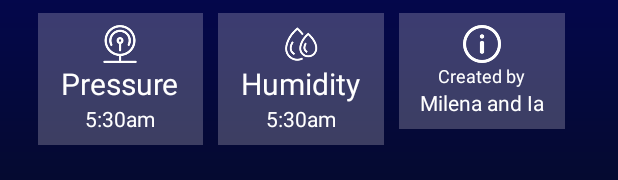
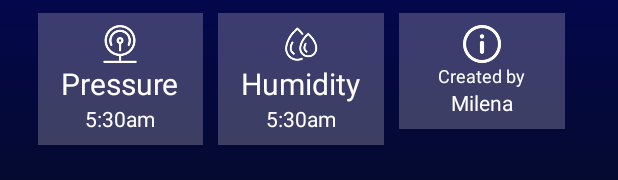
Before and after one commit to milena125/MyApp1, an Android app: the layout activity_main.xml on its own in the app's theme, with its tools: preview values and no code run, on a phone screen of 412 x 824 dp. Shown: the part 1053-1233 px from the top of the screen. Run offline under Robolectric (Android 15) with nearby library versions, the phone set to English and light mode, and no system bars.

Commit message:
Initial Commit

```diff
--- a/app/src/main/res/layout/activity_main.xml
+++ b/app/src/main/res/layout/activity_main.xml
@@ -4,6 +4,7 @@
     xmlns:tools="http://schemas.android.com/tools"
     android:layout_width="match_parent"
     android:layout_height="match_parent"
+
     android:orientation="vertical"
     android:padding="25dp"
     android:background="@drawable/gradient_bg"
@@ -332,7 +333,7 @@
                    <TextView
                        android:id="@+id/info"
                        android:textSize="14sp"
-                       android:text="Milena and Ia"
+                       android:text="Milena"
                        android:layout_width="wrap_content"
                        android:layout_height="wrap_content">
 
```
